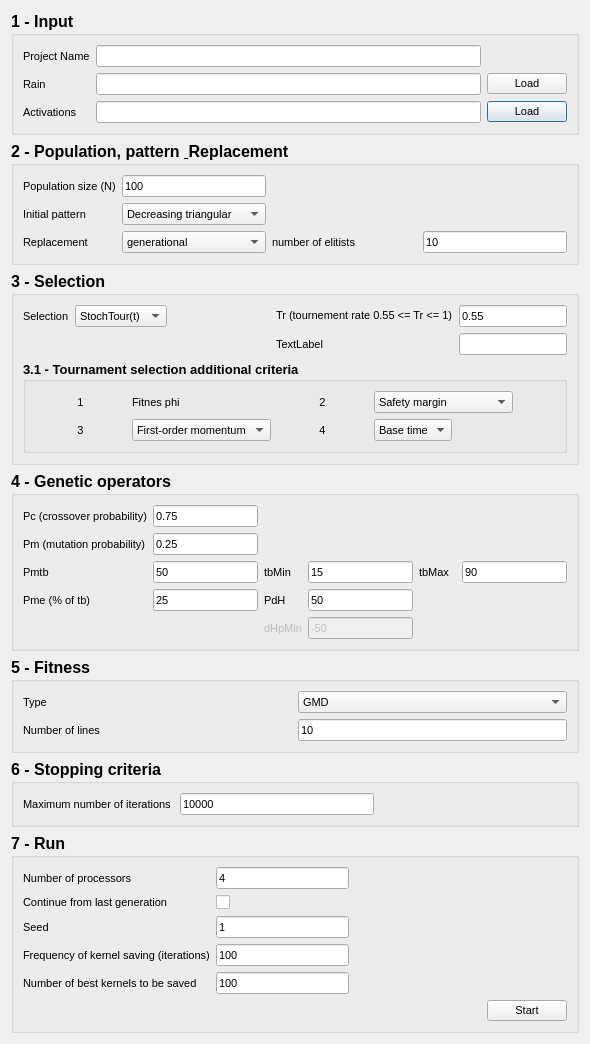
Qt form dialog.ui (alessioderango/SAKe) before a commit.
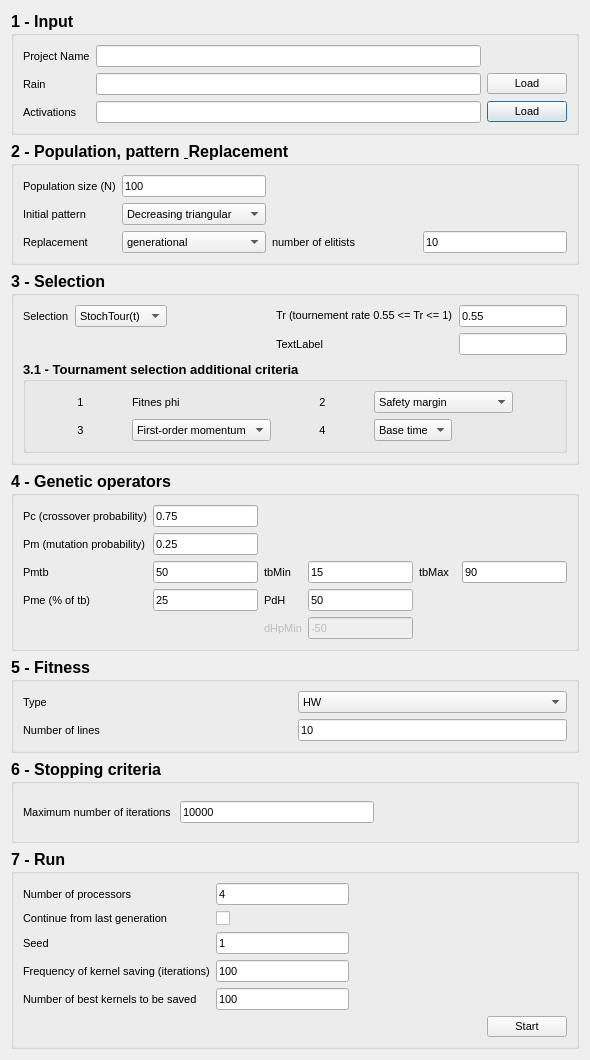
The same form after that commit.

What changed in the file:
```diff
--- a/dialog.ui
+++ b/dialog.ui
@@ -10,7 +10,7 @@
     <x>0</x>
     <y>0</y>
     <width>590</width>
-    <height>965</height>
+    <height>1060</height>
    </rect>
   </property>
   <property name="sizePolicy">
@@ -978,7 +978,7 @@
             </property>
             <item>
              <property name="text">
-              <string>GMD</string>
+              <string>HW</string>
              </property>
             </item>
             <item>
```
Left out of the diff: 2 changed lines with no effect on the pictures.
